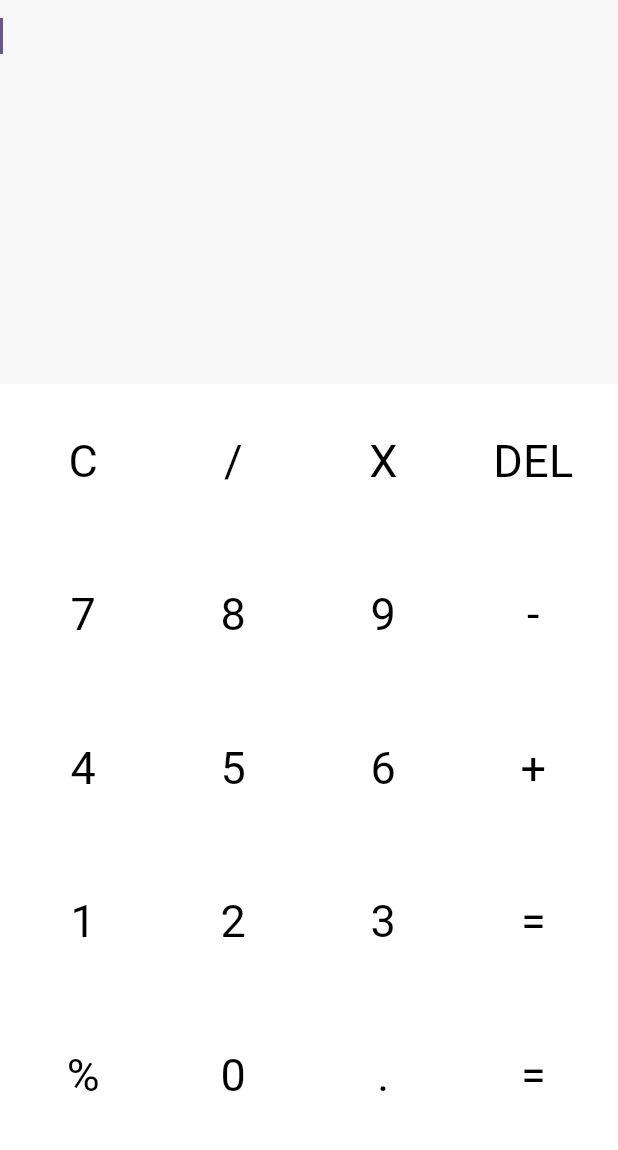
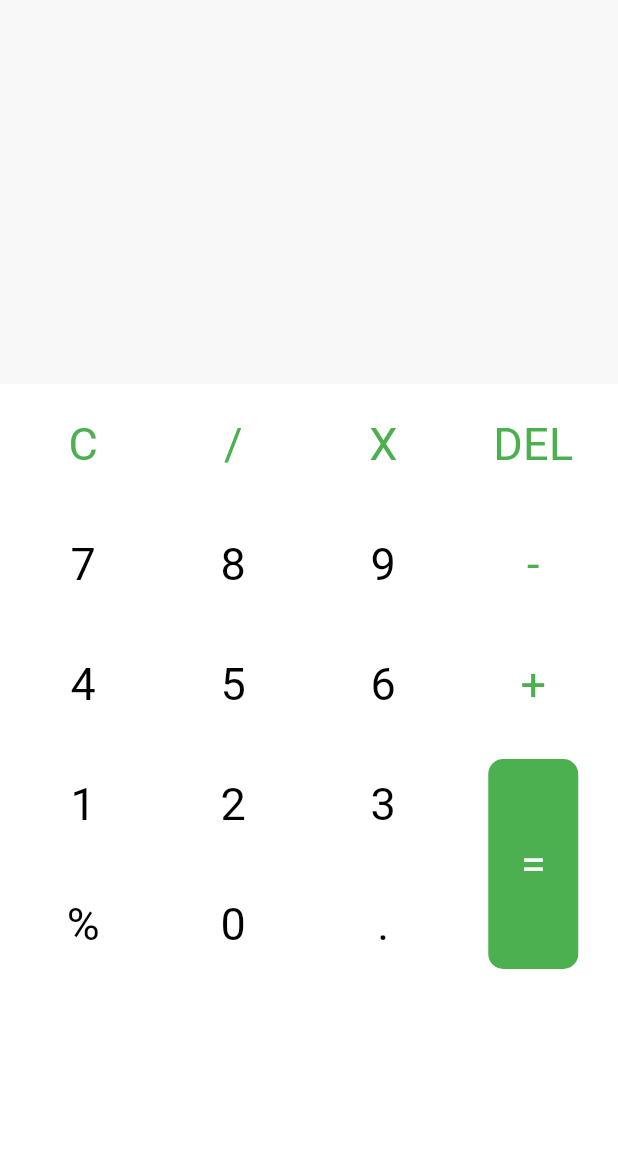
Before and after one commit to AliAoun/calculator_app_flutter_learning_6, a Flutter app: the screen it shows after launch, on a phone screen of 412 x 824 dp, the part 84-1234 px from its top. Run offline on Flutter 3.47's test engine with Material 2 defaults, Android fonts, the phone set to English and light mode, and no system bars; our stand-ins replace math_expressions.

Commit message:
Operations Functional Now

```diff
--- a/lib/calculator.dart
+++ b/lib/calculator.dart
@@ -1,7 +1,7 @@
-
 import 'package:calculator_app_flutter_learning_6/constant.dart';
 import 'package:calculator_app_flutter_learning_6/my_button.dart';
 import 'package:flutter/material.dart';
+import 'package:math_expressions/math_expressions.dart';
 
 class Calculator extends StatefulWidget {
   const Calculator({super.key});
@@ -10,73 +10,92 @@ class Calculator extends StatefulWidget {
   State<Calculator> createState() => _CalculatorState();
 }
 
+
 class _CalculatorState extends State<Calculator> {
+
+  var userInput = '';
+  var result = '';
+  TextEditingController _textEditingController = TextEditingController();
+
   @override
   Widget build(BuildContext context) {
+    TextEditingController _textEditingController = TextEditingController();
+
     return Scaffold(
       appBar: AppBar(
         backgroundColor: Colors.white,
-        title: Center(child: Text('Calculator',style: TextStyle(color: Colors.black))),
+        title: Center(
+            child: Text('Calculator', style: TextStyle(color: Colors.black))),
       ),
       body: SafeArea(
         child: Column(
           children: [
             Expanded(
               child: Container(
-                color: Color(0xfff8f8f8),
-                child: TextField(
-                  readOnly:true,
-                  autofocus: true,
-                  showCursor: true,
-                  decoration: InputDecoration(
-                    border: InputBorder.none,
+                alignment: Alignment.bottomRight,
+                color: whiteDarkShareColorC,
+                child: Padding(
+                  padding: const EdgeInsets.symmetric(horizontal: 10, vertical: 30),
+                  child: SingleChildScrollView(
+                    child: TextField(
+                      style: TextStyle(fontSize: 50),
+                      controller: _textEditingController,
+                      readOnly: true,
+                      textAlign: TextAlign.right,
+                      autofocus: true,
+                      decoration: InputDecoration(
+                        border: InputBorder.none,
+                      ),
+                    ),
                   ),
                 ),
               ),
             ),
+            // Divider(
+            //   indent: 10,
+            //   endIndent: 10,
+            // ),
             Expanded(
               flex: 2,
               child: Container(
-                width: MediaQuery.of(context).size.width,
-                color: Colors.white,
+                color: whiteColorC,
                 child: Padding(
                   padding: const EdgeInsets.symmetric(horizontal: 5.5),
                   child: Row(
                     children: [
                       Column(
                         children: [
-                          MyButton(title: 'C'),
-                          MyButton(title: '7'),
-                          MyButton(title: '4'),
-                          MyButton(title: '1'),
-                          MyButton(title: '%'),
+                          MyButton(title: 'C', onPress: (){userInput = ''; result = ''; _textEditingController.text = '';}, colorText: greenOperatorsColorC,),
+                          MyButton(title: '7', onPress: (){userInput += '7'; _textEditingController.text = userInput;},),
+                          MyButton(title: '4', onPress: (){userInput += '4'; _textEditingController.text = userInput;},),
+                          MyButton(title: '1', onPress: (){userInput += '1'; _textEditingController.text = userInput;},),
+                          MyButton(title: '%', onPress: (){userInput += '%'; _textEditingController.text = userInput;},),
                         ],
                       ),
                       Column(
                         children: [
-                          MyButton(title: '/'),
-                          MyButton(title: '8'),
-                          MyButton(title: '5'),
-                          MyButton(title: '2'),
-                          MyButton(title: '0'),
+                          MyButton(title: '/', onPress: (){userInput += '/'; _textEditingController.text = userInput;},colorText: greenOperatorsColorC,),
+                          MyButton(title: '8', onPress: (){userInput += '8'; _textEditingController.text = userInput;},),
+                          MyButton(title: '5', onPress: (){userInput += '5'; _textEditingController.text = userInput;},),
+                          MyButton(title: '2', onPress: (){userInput += '2'; _textEditingController.text = userInput;},),
+                          MyButton(title: '0', onPress: (){userInput += '0'; _textEditingController.text = userInput;},),
                         ],
                       ),
                       Column(
                         children: [
-                          MyButton(title: 'X'),
-                          MyButton(title: '9'),
-                          MyButton(title: '6'),
-                          MyButton(title: '3'),
-                          MyButton(title: '.'),
+                          MyButton(title: 'X', onPress: (){userInput += '*'; _textEditingController.text = userInput;}, colorText: greenOperatorsColorC,),
+                          MyButton(title: '9', onPress: (){userInput += '9'; _textEditingController.text = userInput;},),
+                          MyButton(title: '6', onPress: (){userInput += '6'; _textEditingController.text = userInput;},),
+                          MyButton(title: '3', onPress: (){userInput += '3'; _textEditingController.text = userInput;},),
+                          MyButton(title: '.', onPress: (){userInput += '.'; _textEditingController.text = userInput;},),
                         ],
                       ),
                       Column(
                         children: [
-                          MyButton(title: 'DEL'),
-                          MyButton(title: '-'),
-                          MyButton(title: '+'),
-                          MyButton(title: '='),
-                          MyButton(title: '='),
+                          MyButton(title: 'DEL', onPress: (){ userInput = userInput.substring(0,userInput.length-1); _textEditingController.text = userInput;}, colorText: greenOperatorsColorC,),
+                          MyButton(title: '-', onPress: (){userInput += '-'; _textEditingController.text = userInput;}, colorText: greenOperatorsColorC,),
+                          MyButton(title: '+', onPress: (){userInput += '+'; _textEditingController.text = userInput;}, colorText: greenOperatorsColorC,),
+                          MyButton(title: '=', onPress: (){equalPressed(); _textEditingController.text = result; userInput = result;}, color: greenOperatorsColorC,colorText: whiteColorC,height: 140),
                         ],
                       ),
                     ],
@@ -89,4 +108,13 @@ class _CalculatorState extends State<Calculator> {
       ),
     );
   }
+
+
+  void equalPressed(){
+    Parser p = Parser();
+    Expression expression = p.parse(userInput);
+    ContextModel contextModel = ContextModel();
+    double eval = expression.evaluate(EvaluationType.REAL, contextModel);
+    result = eval.toString();
+  }
 }
--- a/lib/constant.dart
+++ b/lib/constant.dart
@@ -2,3 +2,6 @@ import 'package:flutter/material.dart';
 
 const Color whiteColorC = Colors.white;
 const Color blackColorC = Colors.black;
+
+const Color whiteDarkShareColorC = Color(0xfff8f8f8);
+const Color greenOperatorsColorC = Colors.green;
--- a/lib/my_button.dart
+++ b/lib/my_button.dart
@@ -3,30 +3,35 @@ import 'package:flutter/material.dart';
 
 class MyButton extends StatelessWidget {
   final String title;
-  const MyButton({super.key, required this.title});
+  final double width;
+  final double height;
+  final Color color;
+  final Color colorText;
+  final VoidCallback onPress;
+  const MyButton(
+      {super.key, required this.title, this.colorText = blackColorC, required this.onPress , this.color = Colors.transparent, this.width = 60, this.height = 60});
 
   @override
   Widget build(BuildContext context) {
-    return Expanded(
-      child: Padding(
-        padding: const EdgeInsets.symmetric(horizontal: 10, vertical: 10),
+    return Padding(
+      padding: const EdgeInsets.symmetric(horizontal: 20, vertical: 10),
       child: InkWell(
-          onTap: () {},
+        onTap: onPress,
         onLongPress: () {}, // Handle long press
         highlightColor: Colors.green,
         splashColor: Colors.green,
         child: Container(
-            height: 80,
-            width: 80,
+          height: height,
+          width: width,
           decoration: BoxDecoration(
-              shape: BoxShape.circle,
-              color: Colors.transparent,
+            borderRadius: BorderRadius.circular(10),
+            shape: BoxShape.rectangle,
+            color: color,
           ),
           child: Center(
             child: Text(
               title,
-                style: TextStyle(fontSize: 30, color: blackColorC),
-              ),
+              style: TextStyle(fontSize: 30, color: colorText),
             ),
           ),
         ),
--- a/pubspec.yaml
+++ b/pubspec.yaml
@@ -35,6 +35,7 @@ dependencies:
   # The following adds the Cupertino Icons font to your application.
   # Use with the CupertinoIcons class for iOS style icons.
   cupertino_icons: ^1.0.2
+  math_expressions: ^2.4.0
 
 dev_dependencies:
   flutter_test:
```
Also changed, not shown: pubspec.lock. Lines whose indentation alone changed are shown as unchanged.
